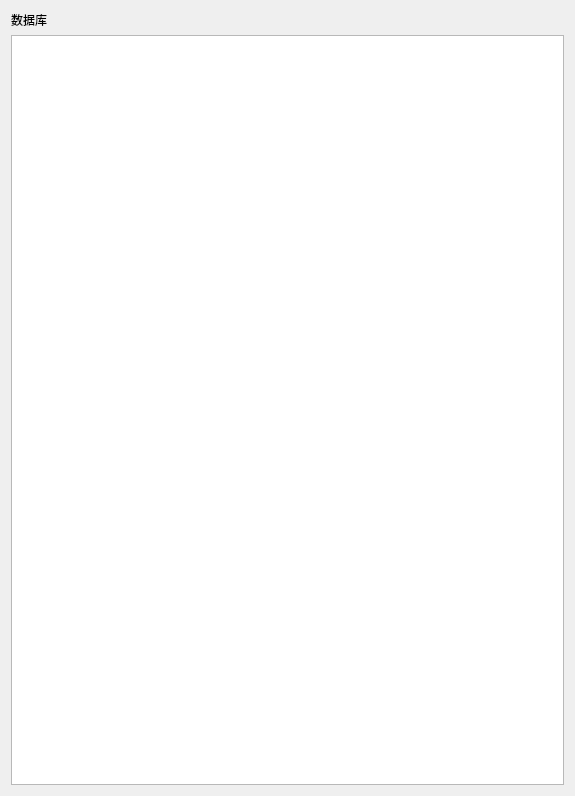
Before: the Qt Designer form 代码/4.PySide6中常用部件API的使用/数据库/Sql.ui in H1DDENADM1N/pyside6-python3-tutorial, drawn with Qt 5.
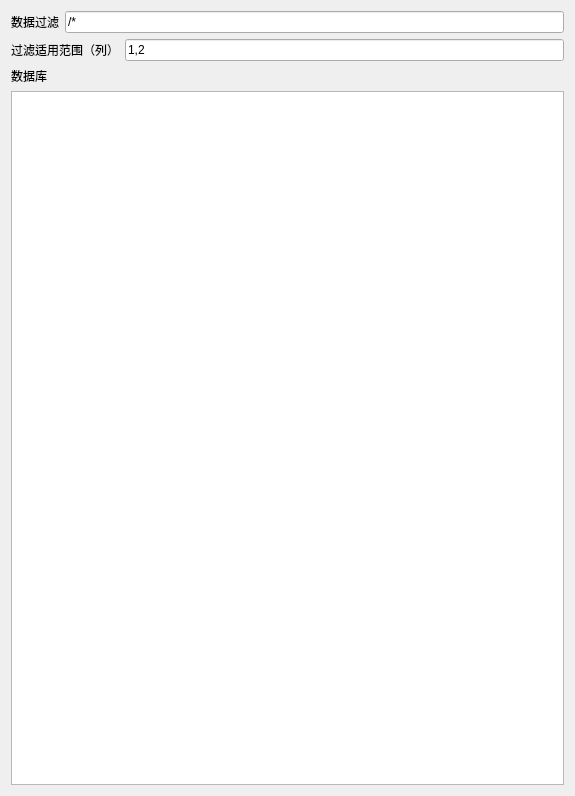
After: the same form once the commit is applied.

Commit message: 更新 数据库 查找

Patch:
```diff
--- a/代码/4.PySide6中常用部件API的使用/数据库/Sql.ui
+++ b/代码/4.PySide6中常用部件API的使用/数据库/Sql.ui
@@ -14,6 +14,42 @@
    <string>数据库</string>
   </property>
   <layout class="QVBoxLayout" name="verticalLayout">
+   <item>
+    <layout class="QHBoxLayout" name="horizontalLayout">
+     <item>
+      <widget class="QLabel" name="label_data_filter">
+       <property name="text">
+        <string>数据过滤</string>
+       </property>
+      </widget>
+     </item>
+     <item>
+      <widget class="QLineEdit" name="lineEdit_data_filter">
+       <property name="text">
+        <string>/*</string>
+       </property>
+      </widget>
+     </item>
+    </layout>
+   </item>
+   <item>
+    <layout class="QHBoxLayout" name="horizontalLayout_2">
+     <item>
+      <widget class="QLabel" name="label_filter_range">
+       <property name="text">
+        <string>过滤适用范围（列）</string>
+       </property>
+      </widget>
+     </item>
+     <item>
+      <widget class="QLineEdit" name="lineEdit_filter_range">
+       <property name="text">
+        <string>1,2</string>
+       </property>
+      </widget>
+     </item>
+    </layout>
+   </item>
    <item>
     <widget class="QLabel" name="label">
      <property name="text">
```
The commit also changes 4 other files.
